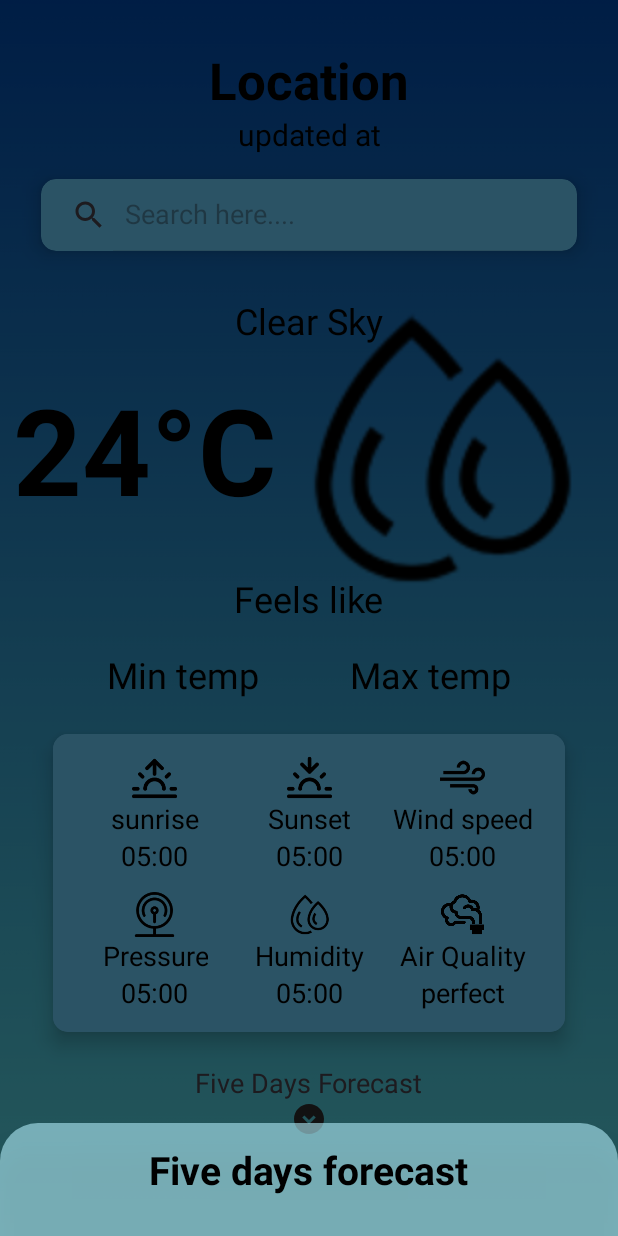
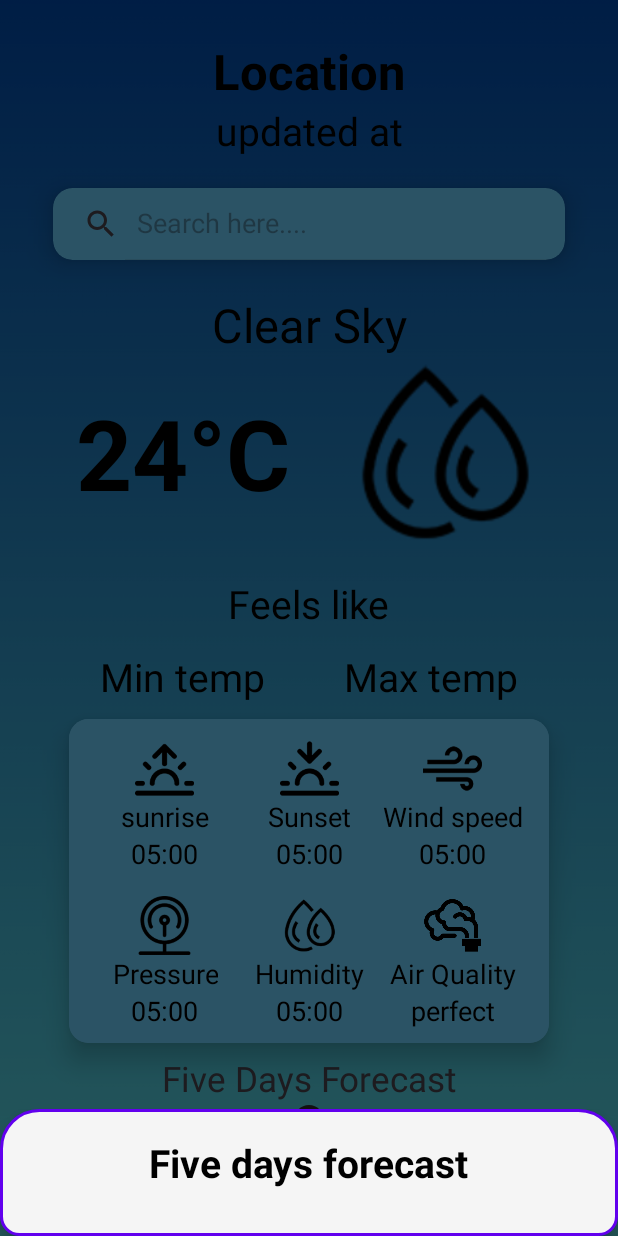
Before and after one commit to samwelnyandoro/Weather-App, an Android app: the screen it shows after launch (MainActivity), after a tap on "Five Days Forecast", on a phone screen of 412 x 824 dp. Run offline under Robolectric (Android 15) with nearby library versions, the phone set to English and light mode, and no system bars; our stand-ins replace Picasso, sdp/ssp sizes; libraries missing offline, so code that uses them is left out: com.github.mikephil.charting; pictures from the network do not load; 2 statements that could not run were skipped.

Commit message:
Refactor: Enhance UI with New Backgrounds, Dialog Styles, and Layout Adjustments
- Adds `background_gradient.xml` for a gradient background effect.
- Updates `dialog_background.xml`:
  - Changes background color to `@color/backgroundLight`.
  - Modifies corner radii for a new shape.
  - Adds a `stroke` with `@color/primaryColor` and `padding`.
- Updates `activity_main.xml`:
  - Adjusts padding and margins using dimension resources (e.g., `@dimen/_10sdp`).
  - Modifies text sizes using scaled pixel dimensions (e.g., `@dimen/_25ssp`).
  - Changes card view background color to `@color/semi_transparent`.
  - Adjusts the layout of various `TextViews` and `ImageViews`.
  - Updates the size of `img_weather`.
  - Updates margins and sizes of items in `CardView`.
  - Adds a `FrameLayout` for additional content.
  - Updates the sizes of `ImageViews`.
  - Refactors `Five days forecast` button.
- Updates `rv_item_layout.xml`:
  - Changes the layout from `CardView` to `ConstraintLayout`.
  - Adds background `@drawable/background_gradient` for the layout.
  - Adjusts text sizes and colors.
  - Updates layout constraints for `TextViews` and `ImageView`.
  - Adjusts the size of `img_item`.
- Updates `colors.xml`:
  - Adds `backgroundLight`, `backgroundStart`, and `backgroundEnd` colors.
  - Moves the definition of `black` to the end of the file.

```diff
--- a/app/src/main/res/drawable/dialog_background.xml
+++ b/app/src/main/res/drawable/dialog_background.xml
@@ -1,10 +1,18 @@
 <?xml version="1.0" encoding="utf-8"?>
 <shape xmlns:android="http://schemas.android.com/apk/res/android">
-
-    <solid
-        android:color="#9CADE8F4"/>
+    <solid android:color="@color/backgroundLight" />
     <corners
+        android:radius="16dp"
         android:topLeftRadius="25dp"
-        android:topRightRadius="25dp"/>
-
+        android:topRightRadius="25dp"
+        android:bottomLeftRadius="12dp"
+        android:bottomRightRadius="12dp" />
+    <stroke
+        android:width="2dp"
+        android:color="@color/primaryColor" />
+    <padding
+        android:left="10dp"
+        android:right="10dp"
+        android:top="5dp"
+        android:bottom="5dp" />
 </shape>
--- a/app/src/main/res/layout/activity_main.xml
+++ b/app/src/main/res/layout/activity_main.xml
@@ -16,7 +16,7 @@
         app:layout_constraintStart_toStartOf="parent"
         app:layout_constraintTop_toTopOf="parent"
         app:layout_constraintVertical_bias="0.5"
-        android:padding="10dp">
+        android:padding="@dimen/_10sdp">
 
     <androidx.constraintlayout.widget.Guideline
         android:id="@+id/glMainLocation"
@@ -28,8 +28,8 @@
     <LinearLayout
         android:layout_width="0dp"
         android:layout_height="wrap_content"
-        android:layout_marginStart="1dp"
-        android:layout_marginEnd="1dp"
+        android:layout_marginStart="@dimen/_1sdp"
+        android:layout_marginEnd="@dimen/_1sdp"
         android:gravity="center_horizontal"
         android:orientation="vertical"
         app:layout_constraintBottom_toTopOf="@+id/glMainLocation"
@@ -44,7 +44,7 @@
             android:gravity="center_horizontal"
             android:text="@string/location"
             android:textColor="@color/black"
-            android:textSize="34sp"
+            android:textSize="@dimen/_25ssp"
             android:textStyle="bold" />
 
         <TextView
@@ -54,16 +54,16 @@
             android:gravity="center_horizontal"
             android:text="@string/updated_at"
             android:textColor="@color/black"
-            android:textSize="20sp" />
+            android:textSize="@dimen/_20ssp" />
 
         <androidx.cardview.widget.CardView
-            app:cardElevation="8dp"
-            android:layout_margin="16dp"
+            app:cardElevation="@dimen/_8sdp"
+            android:layout_margin="@dimen/_16sdp"
             android:id="@+id/cardSearch"
             android:layout_width="match_parent"
             android:layout_height="wrap_content"
             app:cardBackgroundColor="@color/semi_transparent"
-            app:cardCornerRadius="10dp">
+            app:cardCornerRadius="@dimen/_10sdp">
 
             <androidx.appcompat.widget.SearchView
                 android:id="@+id/searchView"
@@ -98,7 +98,7 @@
             android:layout_height="wrap_content"
             android:text="@string/clear_sky"
             android:textColor="@color/black"
-            android:textSize="24sp"
+            android:textSize="@dimen/_24ssp"
             app:layout_constraintEnd_toEndOf="parent"
             app:layout_constraintHorizontal_bias="0.5"
             app:layout_constraintStart_toStartOf="parent"
@@ -108,10 +108,10 @@
             android:id="@+id/tv_temp"
             android:layout_width="wrap_content"
             android:layout_height="wrap_content"
-            android:layout_marginTop="16dp"
+            android:layout_marginTop="@dimen/_16sdp"
             android:text="@string/_24_c"
             android:textColor="@color/black"
-            android:textSize="80sp"
+            android:textSize="@dimen/_50ssp"
             android:textStyle="bold"
             app:layout_constraintEnd_toStartOf="@+id/img_weather"
             app:layout_constraintHorizontal_bias="0.5"
@@ -124,7 +124,7 @@
             android:layout_height="wrap_content"
             android:text="@string/min_temp"
             android:textColor="@color/black"
-            android:textSize="24sp"
+            android:textSize="@dimen/_20ssp"
             app:layout_constraintBottom_toBottomOf="@+id/tv_max_temp"
             app:layout_constraintEnd_toStartOf="@+id/tv_max_temp"
             app:layout_constraintHorizontal_bias="0.5"
@@ -135,10 +135,10 @@
             android:id="@+id/tv_max_temp"
             android:layout_width="wrap_content"
             android:layout_height="wrap_content"
-            android:layout_marginTop="18dp"
+            android:layout_marginTop="@dimen/_10sdp"
             android:text="@string/max_temp"
             android:textColor="@color/black"
-            android:textSize="24sp"
+            android:textSize="@dimen/_20ssp"
             app:layout_constraintEnd_toEndOf="parent"
             app:layout_constraintHorizontal_bias="0.5"
             app:layout_constraintStart_toEndOf="@+id/tv_min_temp"
@@ -146,8 +146,8 @@
 
         <ImageView
             android:id="@+id/img_weather"
-            android:layout_width="220dp"
-            android:layout_height="200dp"
+            android:layout_width="@dimen/_100sdp"
+            android:layout_height="@dimen/_100sdp"
             app:layout_constraintBottom_toBottomOf="@+id/tv_temp"
             app:layout_constraintEnd_toEndOf="parent"
             app:layout_constraintHorizontal_bias="0.5"
@@ -159,13 +159,20 @@
             android:id="@+id/tv_feels_like"
             android:layout_width="wrap_content"
             android:layout_height="wrap_content"
-            android:layout_marginTop="30dp"
+            android:layout_marginTop="@dimen/_30sdp"
             android:text="@string/feels_like"
             android:textColor="@color/black"
-            android:textSize="24sp"
+            android:textSize="@dimen/_20ssp"
             app:layout_constraintEnd_toEndOf="@+id/img_weather"
             app:layout_constraintStart_toStartOf="@+id/tv_temp"
             app:layout_constraintTop_toBottomOf="@+id/tv_temp" />
+
+        <FrameLayout
+            android:id="@+id/frameLayout"
+            android:layout_width="match_parent"
+            android:layout_height="match_parent">
+
+        </FrameLayout>
 
     </androidx.constraintlayout.widget.ConstraintLayout>
 
@@ -179,10 +186,10 @@
     <androidx.cardview.widget.CardView
         android:layout_width="0dp"
         android:layout_height="wrap_content"
-        android:layout_margin="25dp"
+        android:layout_margin="@dimen/_25sdp"
         android:backgroundTint="@color/semi_transparent"
-        app:cardCornerRadius="10dp"
-        app:cardElevation="8dp"
+        app:cardCornerRadius="@dimen/_10sdp"
+        app:cardElevation="@dimen/_8sdp"
         app:layout_constraintBottom_toTopOf="@+id/glMainCard"
         app:layout_constraintEnd_toEndOf="parent"
         app:layout_constraintStart_toStartOf="parent"
@@ -192,8 +199,8 @@
             android:layout_width="match_parent"
             android:layout_height="wrap_content"
             android:background="@color/semi_transparent"
-            android:paddingTop="8dp"
-            android:paddingBottom="8dp">
+            android:paddingTop="@dimen/_4sdp"
+            android:paddingBottom="@dimen/_1sdp">
 
             <androidx.constraintlayout.widget.Guideline
                 android:id="@+id/glVMiddle"
@@ -233,7 +240,7 @@
             <LinearLayout
                 android:layout_width="wrap_content"
                 android:layout_height="wrap_content"
-                android:layout_margin="6dp"
+                android:layout_margin="@dimen/_6sdp"
                 android:orientation="vertical"
                 app:layout_constraintBottom_toTopOf="@+id/glHtop"
                 app:layout_constraintEnd_toStartOf="@+id/glVLeft"
@@ -243,8 +250,8 @@
 
                 <ImageView
                     android:id="@+id/imgSunrise"
-                    android:layout_width="30dp"
-                    android:layout_height="30dp"
+                    android:layout_width="@dimen/_30sdp"
+                    android:layout_height="@dimen/_30sdp"
                     android:layout_gravity="center"
                     android:src="@drawable/sunrise" />
 
@@ -254,7 +261,7 @@
                     android:text="@string/sunrise"
                     android:textAlignment="center"
                     android:textColor="@color/black"
-                    android:textSize="18sp" />
+                    android:textSize="@dimen/_14ssp" />
 
                 <TextView
                     android:id="@+id/tvSunrise"
@@ -263,13 +270,13 @@
                     android:layout_gravity="center"
                     android:text="05:00"
                     android:textColor="@color/black"
-                    android:textSize="18sp" />
+                    android:textSize="@dimen/_14ssp" />
             </LinearLayout>
 
             <LinearLayout
                 android:layout_width="wrap_content"
                 android:layout_height="wrap_content"
-                android:layout_margin="6dp"
+                android:layout_margin="@dimen/_6sdp"
                 android:orientation="vertical"
                 app:layout_constraintBottom_toTopOf="@+id/glHbottom"
                 app:layout_constraintEnd_toStartOf="@+id/glVLeft"
@@ -279,8 +286,8 @@
 
                 <ImageView
                     android:id="@+id/imgPressure"
-                    android:layout_width="30dp"
-                    android:layout_height="30dp"
+                    android:layout_width="@dimen/_30sdp"
+                    android:layout_height="@dimen/_30sdp"
                     android:layout_gravity="center"
                     android:src="@drawable/pressure" />
 
@@ -290,7 +297,7 @@
                     android:text="@string/pressure"
                     android:textAlignment="center"
                     android:textColor="@color/black"
-                    android:textSize="18sp" />
+                    android:textSize="@dimen/_14ssp" />
 
                 <TextView
                     android:id="@+id/tvPressure"
@@ -299,13 +306,13 @@
                     android:layout_gravity="center"
                     android:text="05:00"
                     android:textColor="@color/black"
-                    android:textSize="18sp" />
+                    android:textSize="@dimen/_14ssp" />
             </LinearLayout>
 
             <LinearLayout
                 android:layout_width="wrap_content"
                 android:layout_height="wrap_content"
-                android:layout_margin="6dp"
+                android:layout_margin="@dimen/_6sdp"
                 android:orientation="vertical"
                 app:layout_constraintBottom_toTopOf="@+id/glHtop"
                 app:layout_constraintEnd_toStartOf="@+id/glVMiddle"
@@ -315,8 +322,8 @@
 
                 <ImageView
                     android:id="@+id/imgSunset"
-                    android:layout_width="30dp"
-                    android:layout_height="30dp"
+                    android:layout_width="@dimen/_30sdp"
+                    android:layout_height="@dimen/_30sdp"
                     android:layout_gravity="center"
                     android:src="@drawable/sunset" />
 
@@ -326,7 +333,7 @@
                     android:text="@string/sunset"
                     android:textAlignment="center"
                     android:textColor="@color/black"
-                    android:textSize="18sp" />
+                    android:textSize="@dimen/_14ssp" />
 
                 <TextView
                     android:id="@+id/tvSunset"
@@ -335,13 +342,13 @@
                     android:layout_gravity="center"
                     android:text="05:00"
                     android:textColor="@color/black"
-                    android:textSize="18sp" />
+                    android:textSize="@dimen/_14ssp" />
             </LinearLayout>
 
             <LinearLayout
                 android:layout_width="wrap_content"
                 android:layout_height="wrap_content"
-                android:layout_margin="6dp"
+                android:layout_margin="@dimen/_6sdp"
                 android:orientation="vertical"
                 app:layout_constraintBottom_toTopOf="@+id/glHbottom"
                 app:layout_constraintEnd_toStartOf="@+id/glVMiddle"
@@ -351,8 +358,8 @@
 
                 <ImageView
                     android:id="@+id/imgHumidity"
-                    android:layout_width="30dp"
-                    android:layout_height="30dp"
+                    android:layout_width="@dimen/_30sdp"
+                    android:layout_height="@dimen/_30sdp"
                     android:layout_gravity="center"
                     android:src="@drawable/humidity" />
 
@@ -362,7 +369,7 @@
                     android:text="@string/humidity"
                     android:textAlignment="center"
                     android:textColor="@color/black"
-                    android:textSize="18sp" />
+                    android:textSize="@dimen/_14ssp" />
 
                 <TextView
                     android:id="@+id/tvHumidity"
@@ -371,13 +378,13 @@
                     android:layout_gravity="center"
                     android:text="05:00"
                     android:textColor="@color/black"
-                    android:textSize="18sp" />
+                    android:textSize="@dimen/_14ssp" />
             </LinearLayout>
 
             <LinearLayout
                 android:layout_width="wrap_content"
                 android:layout_height="wrap_content"
-                android:layout_margin="6dp"
+                android:layout_margin="@dimen/_6sdp"
                 android:orientation="vertical"
                 app:layout_constraintBottom_toTopOf="@+id/glHtop"
                 app:layout_constraintEnd_toStartOf="@+id/glVRight"
@@ -387,8 +394,8 @@
 
                 <ImageView
                     android:id="@+id/imgWind"
-                    android:layout_width="30dp"
-                    android:layout_height="30dp"
+                    android:layout_width="@dimen/_30sdp"
+                    android:layout_height="@dimen/_30sdp"
                     android:layout_gravity="center"
                     android:src="@drawable/wind" />
 
@@ -398,7 +405,7 @@
                     android:text="@string/wind_speed"
                     android:textAlignment="center"
                     android:textColor="@color/black"
-                    android:textSize="18sp" />
+                    android:textSize="@dimen/_14ssp" />
 
                 <TextView
                     android:id="@+id/tvWind"
@@ -407,14 +414,14 @@
                     android:layout_gravity="center"
                     android:text="05:00"
                     android:textColor="@color/black"
-                    android:textSize="18sp" />
+                    android:textSize="@dimen/_14ssp" />
             </LinearLayout>
 
             <LinearLayout
                 android:id="@+id/layout_pollution"
                 android:layout_width="wrap_content"
                 android:layout_height="wrap_content"
-                android:layout_margin="6dp"
+                android:layout_margin="@dimen/_6sdp"
                 android:orientation="vertical"
                 app:layout_constraintBottom_toTopOf="@+id/glHbottom"
                 app:layout_constraintEnd_toStartOf="@+id/glVRight"
@@ -424,8 +431,8 @@
 
                 <ImageView
                     android:id="@+id/imgPollution"
-                    android:layout_width="30dp"
-                    android:layout_height="30dp"
+                    android:layout_width="@dimen/_30sdp"
+                    android:layout_height="@dimen/_30sdp"
                     android:layout_gravity="center"
                     android:src="@drawable/smoke" />
 
@@ -435,7 +442,7 @@
                     android:text="@string/air_quality"
                     android:textAlignment="center"
                     android:textColor="@color/black"
-                    android:textSize="18sp" />
+                    android:textSize="@dimen/_14ssp" />
 
                 <TextView
                     android:id="@+id/tvAirQual"
@@ -444,7 +451,7 @@
                     android:layout_gravity="center"
                     android:text="@string/perfect"
                     android:textColor="@color/black"
-                    android:textSize="18sp" />
+                    android:textSize="@dimen/_14ssp" />
             </LinearLayout>
 
         </androidx.constraintlayout.widget.ConstraintLayout>
@@ -465,9 +472,9 @@
         android:layout_height="wrap_content"
         android:layout_gravity="center"
         android:layout_marginTop="0dp"
-        android:padding="5dp"
+        android:padding="@dimen/_5sdp"
         android:text="@string/five_days_forecast"
-        android:textSize="18sp"
+        android:textSize="@dimen/_18ssp"
         app:drawableBottomCompat="@drawable/ic_down"
         app:layout_constraintBottom_toTopOf="@+id/glMainForecastBtn"
         app:layout_constraintEnd_toEndOf="parent"
@@ -475,14 +482,5 @@
         app:layout_constraintTop_toTopOf="@+id/glMainForecastBtn" />
 
     </androidx.constraintlayout.widget.ConstraintLayout>
-    <FrameLayout
-        android:id="@+id/frameLayout"
-        android:layout_width="match_parent"
-        android:layout_height="match_parent"
-        app:layout_constraintBottom_toBottomOf="parent"
-        app:layout_constraintEnd_toEndOf="parent"
-        app:layout_constraintStart_toStartOf="parent"
-        app:layout_constraintTop_toTopOf="parent">
 
-    </FrameLayout>
 </androidx.constraintlayout.widget.ConstraintLayout>
--- a/app/src/main/res/values/colors.xml
+++ b/app/src/main/res/values/colors.xml
@@ -1,6 +1,5 @@
 <?xml version="1.0" encoding="utf-8"?>
 <resources>
-    <color name="black">#FF000000</color>
     <color name="white">#FFFFFFFF</color>
     <color name="semi_transparent">#6DD0FD</color>
     <color name="transparent">#00FCFAFA</color>
@@ -8,4 +7,8 @@
     <color name="primaryColorDark">#3700B3</color>
     <color name="primaryColorLight">#BB86FC</color>
     <color name="gray">#9E9E9E</color>
+    <color name="backgroundLight">#F5F5F5</color>
+    <color name="backgroundStart">#FFBB33</color>
+    <color name="backgroundEnd">#FF5722</color>
+    <color name="black">#000000</color>
 </resources>
```
Also changed, not shown: app/src/main/res/drawable/background_gradient.xml (added, +7 -0 lines), app/src/main/res/layout/rv_item_layout.xml (+42 -54 lines).
